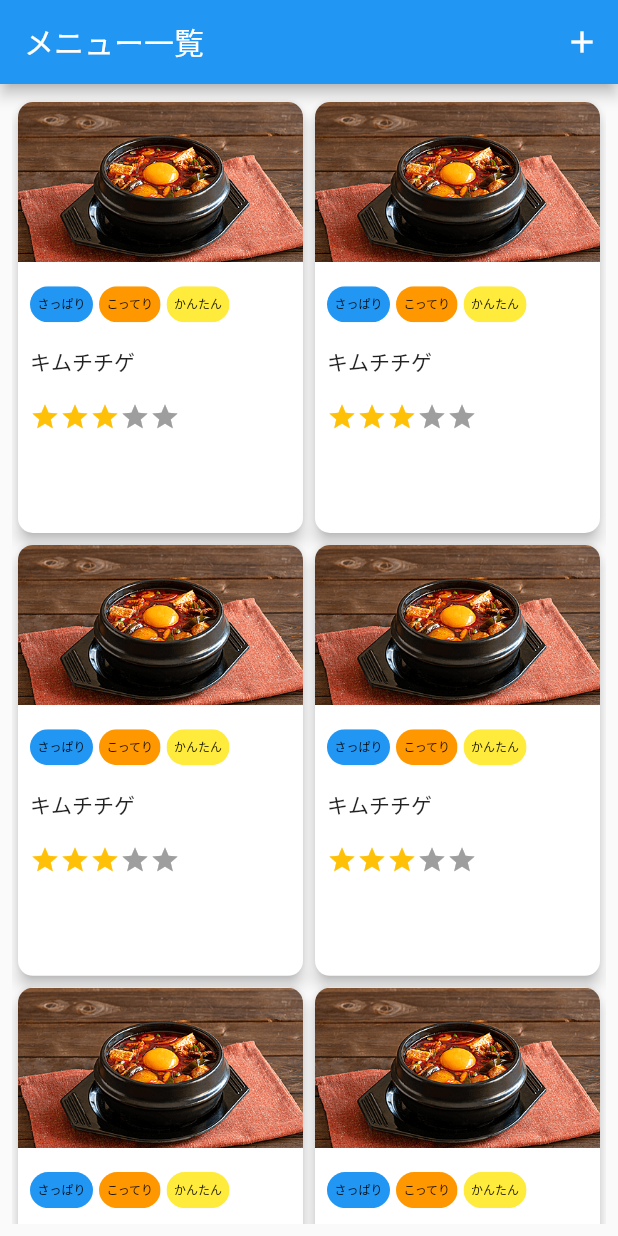
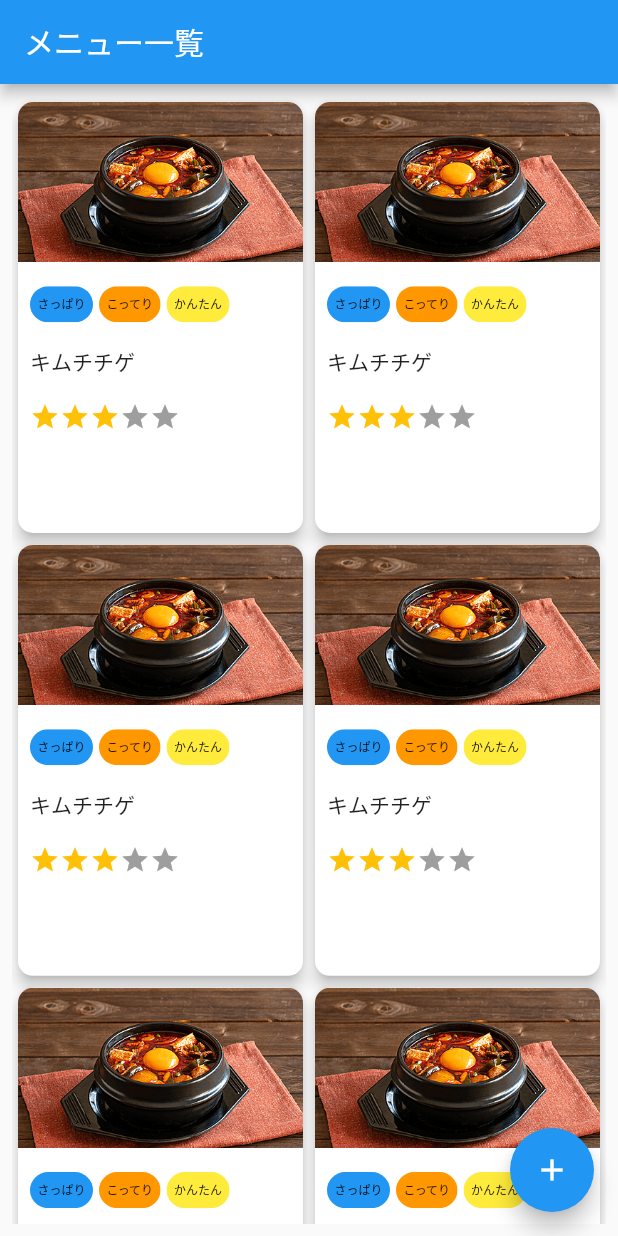
Before and after one commit to baekx/becos_kitchen, a Flutter app: the screen it shows after launch, on a phone screen of 412 x 824 dp. Run offline on Flutter 3.47's test engine with Material 2 defaults, Android fonts, the phone set to English and light mode, and no system bars; drawn by our look-alikes of flutter_rating_bar; our stand-ins replace cloud_firestore, firebase_core, freezed_annotation; accounts and stored records are empty.

Commit message:
floatingActionButton設置

```diff
--- a/lib/main.dart
+++ b/lib/screen/main.dart
@@ -1,7 +1,7 @@
 import 'package:firebase_core/firebase_core.dart';
 import 'package:flutter/material.dart';
 
-import 'component/menu_card.dart';
+import '../component/menu_card.dart';
 
 void main() async {
   WidgetsFlutterBinding.ensureInitialized();
@@ -44,7 +44,10 @@
     return Scaffold(
         appBar: AppBar(
           title: Text(widget.title),
-          actions: [IconButton(onPressed: () => {}, icon: Icon(Icons.add))],
+        ),
+        floatingActionButton: FloatingActionButton(
+          onPressed: () => {},
+          child: const Icon(Icons.add),
         ),
         body: Padding(
           padding: const EdgeInsets.all(8.0),
```
Also changed, not shown: lib/screen/add_menu.dart (added, +15 -0 lines), 1 other file.
